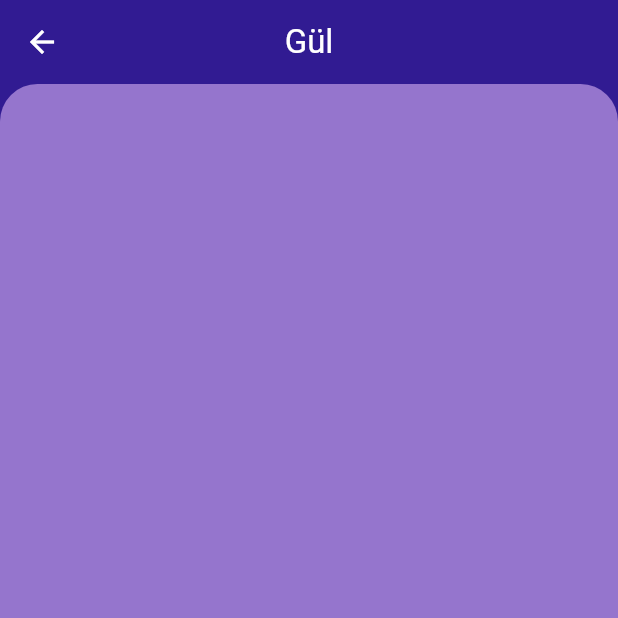
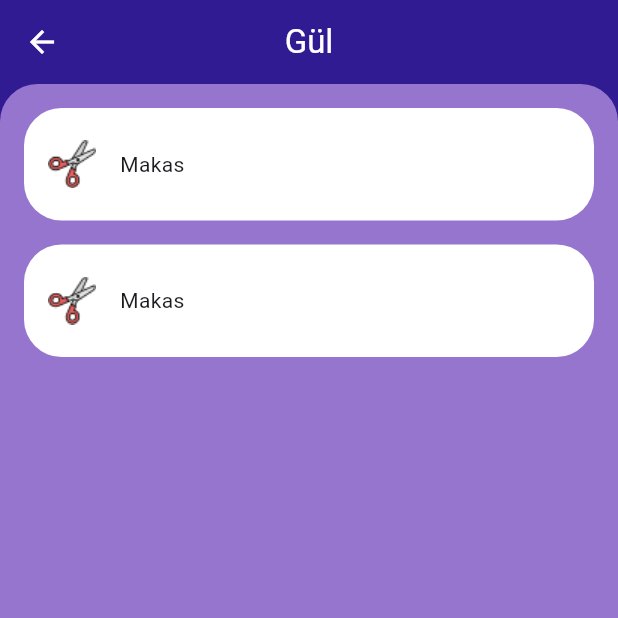
Before and after one commit to Berk2259/Crafty, a Flutter app: the screen it shows after launch, after a tap on the "arrow circle right" icon, on a phone screen of 412 x 824 dp, the top half of it. Run offline on Flutter 3.47's test engine with Material 3 defaults, Android fonts, the phone set to English and light mode, and no system bars; our stand-ins replace curved_navigation_bar.

Commit message:
model ve container yapıları eklendi

```diff
--- /dev/null
+++ b/lib/Containers/container.dart
@@ -0,0 +1,2 @@
+export 'detail_malzeme_container.dart';
+export 'home_container.dart';
--- /dev/null
+++ b/lib/Containers/detail_malzeme_container.dart
@@ -0,0 +1,36 @@
+import 'package:crafty/Models/model.dart';
+import 'package:flutter/material.dart';
+
+//Detay sayfasındaki malzemelerin container yapısı burada tanımlandı
+
+class DetailMalzemeContainer extends StatelessWidget {
+  DetailMalzemeContainerModel detailMalzemeContainerModel;
+  DetailMalzemeContainer({required this.detailMalzemeContainerModel});
+
+  @override
+  Widget build(BuildContext context) {
+    return Padding(
+      padding: const EdgeInsets.only(top: 16.0, left: 16.0, right: 16.0),
+      child: Container(
+        width: double.infinity,
+        height: 75,
+        decoration: BoxDecoration(
+          borderRadius: BorderRadius.circular(25),
+          color: Colors.white,
+        ),
+        child: Row(
+          children: [
+            Padding(
+              padding: const EdgeInsets.only(left: 16.0),
+              child: Image.asset(detailMalzemeContainerModel.icon),
+            ),
+            Padding(
+              padding: const EdgeInsets.only(left: 16.0),
+              child: Text(detailMalzemeContainerModel.malzeme),
+            ),
+          ],
+        ),
+      ),
+    );
+  }
+}
--- /dev/null
+++ b/lib/Containers/home_container.dart
@@ -0,0 +1,59 @@
+import 'package:crafty/Models/model.dart';
+import 'package:crafty/Screens/screen.dart';
+import 'package:flutter/material.dart';
+
+// Bu kısım ana sayfadaki çiçeklerin container yapısını tanımlıyor
+class HomeContainer extends StatelessWidget {
+  HomeContainerModel homeContainerModel;
+
+  HomeContainer({required this.homeContainerModel});
+
+  @override
+  Widget build(BuildContext context) {
+    return Padding(
+      padding: const EdgeInsets.only(left: 16.0, right: 16.0, top: 16.0),
+      child: Container(
+        height: 120,
+        width: double.infinity,
+        decoration: BoxDecoration(
+          borderRadius: BorderRadius.circular(25),
+          color: Colors.white,
+        ),
+        child: Row(
+          children: [
+            Padding(
+              padding: const EdgeInsets.only(left: 16.0),
+              child: CircleAvatar(
+                radius: 40,
+                backgroundImage: AssetImage(homeContainerModel.image),
+                backgroundColor: Colors.transparent,
+              ),
+            ),
+            Padding(
+              padding: const EdgeInsets.only(left: 16.0),
+              child: Text(
+                homeContainerModel.baslik,
+                style: TextStyle(fontSize: 20, fontWeight: FontWeight.bold),
+              ),
+            ),
+            Spacer(),
+            IconButton(
+              onPressed: () {
+                Navigator.push(
+                  context,
+                  MaterialPageRoute(
+                    builder:
+                        (context) => DetailScreen(
+                          detailBaslik: homeContainerModel.baslik,
+                        ),
+                  ),
+                );
+              },
+              icon: Icon(Icons.arrow_circle_right, size: 30),
+            ),
+          ],
+        ),
+      ),
+    );
+  }
+}
--- /dev/null
+++ b/lib/Models/detail_container_malzeme_model.dart
@@ -0,0 +1,7 @@
+class DetailMalzemeContainerModel {
+  //DetailScreen sınıfında tanımlanan containerların özelliklleri burada tanımlandı
+  final String icon;
+  final String malzeme;
+
+  DetailMalzemeContainerModel({required this.icon, required this.malzeme});
+}
--- /dev/null
+++ b/lib/Models/home_container_model.dart
@@ -0,0 +1,8 @@
+//Bu kısımın container özellikleri burada tanımlandı
+
+class HomeContainerModel {
+  final String baslik;
+  final String image;
+
+  HomeContainerModel({required this.baslik, required this.image});
+}
--- /dev/null
+++ b/lib/Models/model.dart
@@ -0,0 +1,2 @@
+export 'detail_container_malzeme_model.dart';
+export 'home_container_model.dart';
--- a/lib/Screens/detail_screen.dart
+++ b/lib/Screens/detail_screen.dart
@@ -1,5 +1,6 @@
-import 'package:crafty/Screens/home_screen.dart';
-import 'package:crafty/Widget/appBar_widget.dart';
+import 'package:crafty/Models/model.dart';
+import 'package:crafty/Containers/container.dart';
+import 'package:crafty/Widget/widget.dart';
 import 'package:flutter/material.dart';
 
 class DetailScreen extends StatelessWidget {
@@ -29,6 +30,23 @@ class DetailScreen extends StatelessWidget {
                 ),
                 color: Colors.deepPurple.shade300,
               ),
+              child: Column(
+                crossAxisAlignment: CrossAxisAlignment.start,
+                children: [
+                  DetailMalzemeContainer(
+                    detailMalzemeContainerModel: DetailMalzemeContainerModel(
+                      icon: 'assets/images/makas.png',
+                      malzeme: 'Makas',
+                    ),
+                  ),
+                  DetailMalzemeContainer(
+                    detailMalzemeContainerModel: DetailMalzemeContainerModel(
+                      icon: 'assets/images/makas.png',
+                      malzeme: 'Makas',
+                    ),
+                  ),
+                ],
+              ),
             ),
           ),
         ],
--- a/lib/Screens/home_screen.dart
+++ b/lib/Screens/home_screen.dart
@@ -1,5 +1,6 @@
-import 'package:crafty/Screens/screen.dart';
-import 'package:crafty/Widget/appBar_widget.dart';
+import 'package:crafty/Containers/container.dart';
+import 'package:crafty/Models/model.dart';
+import 'package:crafty/Widget/widget.dart';
 import 'package:flutter/material.dart';
 
 //Ana Sayfa kısmı burada
@@ -17,65 +18,32 @@ class HomeScreen extends StatelessWidget {
       ),
       body: Column(
         children: [
-          HomeContainer(baslik: 'Gül', image: 'assets/images/rose.png'),
-          HomeContainer(baslik: 'Orkide', image: 'assets/images/orchid.png'),
-          HomeContainer(baslik: 'Papatya', image: 'assets/images/papatya.png'),
-          HomeContainer(baslik: 'Lavanta', image: 'assets/images/lavender.png'),
+          HomeContainer(
+            homeContainerModel: HomeContainerModel(
+              baslik: 'Gül',
+              image: 'assets/images/rose.png',
+            ),
+          ),
+          HomeContainer(
+            homeContainerModel: HomeContainerModel(
+              baslik: 'Orkide',
+              image: 'assets/images/orchid.png',
+            ),
+          ),
+          HomeContainer(
+            homeContainerModel: HomeContainerModel(
+              baslik: 'Papatya',
+              image: 'assets/images/papatya.png',
+            ),
+          ),
+          HomeContainer(
+            homeContainerModel: HomeContainerModel(
+              baslik: 'Lavanta',
+              image: 'assets/images/lavender.png',
+            ),
+          ),
         ],
       ),
     );
   }
 }
-
-class HomeContainer extends StatelessWidget {
-  final String baslik;
-  final String image;
-
-  const HomeContainer({super.key, required this.baslik, required this.image});
-
-  @override
-  Widget build(BuildContext context) {
-    return Padding(
-      padding: const EdgeInsets.only(left: 16.0, right: 16.0, top: 16.0),
-      child: Container(
-        height: 120,
-        width: double.infinity,
-        decoration: BoxDecoration(
-          borderRadius: BorderRadius.circular(25),
-          color: Colors.white,
-        ),
-        child: Row(
-          children: [
-            Padding(
-              padding: const EdgeInsets.only(left: 16.0),
-              child: CircleAvatar(
-                radius: 40,
-                backgroundImage: AssetImage(image),
-                backgroundColor: Colors.transparent,
-              ),
-            ),
-            Padding(
-              padding: const EdgeInsets.only(left: 16.0),
-              child: Text(
-                baslik,
-                style: TextStyle(fontSize: 20, fontWeight: FontWeight.bold),
-              ),
-            ),
-            Spacer(),
-            IconButton(
-              onPressed: () {
-                Navigator.push(
-                  context,
-                  MaterialPageRoute(
-                    builder: (context) => DetailScreen(detailBaslik: baslik),
-                  ),
-                );
-              },
-              icon: Icon(Icons.arrow_circle_right, size: 30),
-            ),
-          ],
-        ),
-      ),
-    );
-  }
-}
--- a/lib/Screens/main_screen.dart
+++ b/lib/Screens/main_screen.dart
@@ -13,7 +13,7 @@ class MainScreen extends StatefulWidget {
 class _MainScreenState extends State<MainScreen> {
   final List<Widget> pages = [HomeScreen(), ProfileScreen()];
   final List<Widget> icons = [
-    Image.asset('assets/images/home.png'),
+    Image.asset('assets/images/flowers.png'),
     Image.asset('assets/images/profile.png'),
   ];
   int _page = 0;
--- a/lib/Screens/profile_screen.dart
+++ b/lib/Screens/profile_screen.dart
@@ -1,4 +1,4 @@
-import 'package:crafty/Widget/appBar_widget.dart';
+import 'package:crafty/Widget/widget.dart';
 import 'package:flutter/material.dart';
 
 //Profil kısmı burada
--- a/lib/Widget/widget.dart
+++ b/lib/Widget/widget.dart
@@ -0,0 +1 @@
+export 'appBar_widget.dart';
```
Also changed, not shown: assets/images/flowers.png (added), assets/images/makas.png (added).
